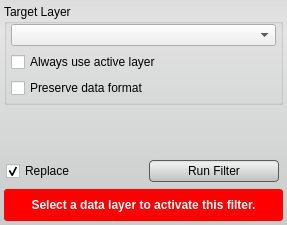
The window that src/Interface/ToolInterface/CurvatureAnisotropicDiffusionFilterInterface.ui (jessdtate/Seg3D) describes before a commit, drawn with Qt 5.
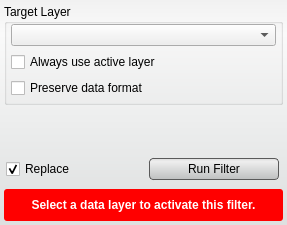
The same window after the commit. Custom widgets are drawn as their Qt base class.

```diff
--- a/src/Interface/ToolInterface/CurvatureAnisotropicDiffusionFilterInterface.ui
+++ b/src/Interface/ToolInterface/CurvatureAnisotropicDiffusionFilterInterface.ui
@@ -22,7 +22,7 @@
   <property name="styleSheet">
    <string notr="true">QWidget#CurvatureAnisotropicDiffusionFilterInterface{
 	border-radius: 3px;
-	background-color: qlineargradient(spread:pad, x1:0.5, y1:0, x2:0.5, y2:0.960227, stop:0 rgba(221, 221, 221, 255), stop:0.155779 rgba(228, 228, 228, 255), stop:1 rgba(202, 204, 204, 255));      
+	background-color: qlineargradient(spread:pad, x1:0.5, y1:0, x2:0.5, y2:0.960227, stop:0 rgba(241, 241, 241, 255), stop:0.155779 rgba(250, 250, 250, 255), stop:1 rgba(222, 224, 224, 255));      
 }
 
 QPushButton{
@@ -48,7 +48,7 @@
   </property>
   <layout class="QVBoxLayout" name="verticalLayout">
    <property name="spacing">
-    <number>2</number>
+    <number>4</number>
    </property>
    <property name="margin">
     <number>4</number>
```
